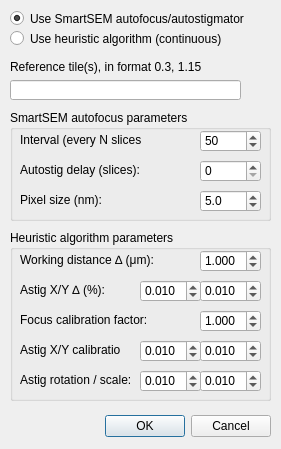
Before: the Qt Designer form gui/autofocus_settings_dlg.ui in SBEMimage/SBEMimage, drawn with Qt 5.
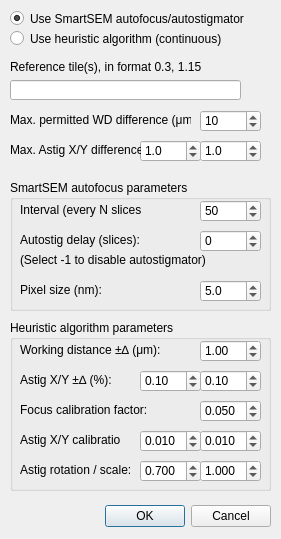
After: the same form once the commit is applied.

```diff
--- a/gui/autofocus_settings_dlg.ui
+++ b/gui/autofocus_settings_dlg.ui
@@ -10,7 +10,7 @@
     <x>0</x>
     <y>0</y>
     <width>281</width>
-    <height>449</height>
+    <height>539</height>
    </rect>
   </property>
   <property name="windowTitle">
@@ -23,7 +23,7 @@
    <property name="geometry">
     <rect>
      <x>80</x>
-     <y>410</y>
+     <y>500</y>
      <width>191</width>
      <height>32</height>
     </rect>
@@ -84,7 +84,7 @@
    <property name="geometry">
     <rect>
      <x>10</x>
-     <y>230</y>
+     <y>320</y>
      <width>261</width>
      <height>171</height>
     </rect>
@@ -102,7 +102,7 @@
      </rect>
     </property>
     <property name="decimals">
-     <number>3</number>
+     <number>2</number>
     </property>
     <property name="maximum">
      <double>2.000000000000000</double>
@@ -111,7 +111,7 @@
      <double>0.010000000000000</double>
     </property>
     <property name="value">
-     <double>0.010000000000000</double>
+     <double>0.100000000000000</double>
     </property>
    </widget>
    <widget class="QDoubleSpinBox" name="doubleSpinBox_wdDiff">
@@ -124,7 +124,7 @@
      </rect>
     </property>
     <property name="decimals">
-     <number>3</number>
+     <number>2</number>
     </property>
     <property name="minimum">
      <double>0.100000000000000</double>
@@ -146,7 +146,7 @@
      </rect>
     </property>
     <property name="text">
-     <string>Astig X/Y ∆ (%):</string>
+     <string>Astig X/Y ±∆ (%):</string>
     </property>
    </widget>
    <widget class="QLabel" name="label_fdp">
@@ -159,7 +159,7 @@
      </rect>
     </property>
     <property name="text">
-     <string>Working distance ∆ (μm):</string>
+     <string>Working distance ±∆ (μm):</string>
     </property>
    </widget>
    <widget class="QDoubleSpinBox" name="doubleSpinBox_stigYDiff">
@@ -172,7 +172,7 @@
      </rect>
     </property>
     <property name="decimals">
-     <number>3</number>
+     <number>2</number>
     </property>
     <property name="maximum">
      <double>2.000000000000000</double>
@@ -181,7 +181,7 @@
      <double>0.010000000000000</double>
     </property>
     <property name="value">
-     <double>0.010000000000000</double>
+     <double>0.100000000000000</double>
     </property>
    </widget>
    <widget class="QDoubleSpinBox" name="doubleSpinBox_focusCalib">
@@ -197,14 +197,17 @@
      <number>3</number>
     </property>
     <property name="minimum">
-     <double>0.100000000000000</double>
+     <double>0.001000000000000</double>
     </property>
     <property name="maximum">
-     <double>5.000000000000000</double>
-    </property>
-    <property name="value">
      <double>1.000000000000000</double>
     </property>
+    <property name="singleStep">
+     <double>0.010000000000000</double>
+    </property>
+    <property name="value">
+     <double>0.050000000000000</double>
+    </property>
    </widget>
    <widget class="QLabel" name="label_fdp_5">
     <property name="geometry">
@@ -231,8 +234,11 @@
     <property name="decimals">
      <number>3</number>
     </property>
+    <property name="minimum">
+     <double>0.000000000000000</double>
+    </property>
     <property name="maximum">
-     <double>2.000000000000000</double>
+     <double>1.000000000000000</double>
     </property>
     <property name="singleStep">
      <double>0.010000000000000</double>
@@ -266,8 +272,11 @@
     <property name="decimals">
      <number>3</number>
     </property>
+    <property name="minimum">
+     <double>0.000000000000000</double>
+    </property>
     <property name="maximum">
-     <double>2.000000000000000</double>
+     <double>1.000000000000000</double>
     </property>
     <property name="singleStep">
      <double>0.010000000000000</double>
@@ -289,13 +298,13 @@
      <number>3</number>
     </property>
     <property name="maximum">
-     <double>2.000000000000000</double>
+     <double>6.283000000000000</double>
     </property>
     <property name="singleStep">
      <double>0.010000000000000</double>
     </property>
     <property name="value">
-     <double>0.010000000000000</double>
+     <double>0.700000000000000</double>
     </property>
    </widget>
    <widget class="QLabel" name="label_axp_3">
@@ -323,6 +332,9 @@
     <property name="decimals">
      <number>3</number>
     </property>
+    <property name="minimum">
+     <double>0.100000000000000</double>
+    </property>
     <property name="maximum">
      <double>2.000000000000000</double>
     </property>
@@ -330,7 +342,7 @@
      <double>0.010000000000000</double>
     </property>
     <property name="value">
-     <double>0.010000000000000</double>
+     <double>1.000000000000000</double>
     </property>
    </widget>
   </widget>
@@ -338,9 +350,9 @@
    <property name="geometry">
     <rect>
      <x>10</x>
-     <y>110</y>
+     <y>180</y>
      <width>261</width>
-     <height>111</height>
+     <height>131</height>
     </rect>
    </property>
    <property name="title">
@@ -350,7 +362,7 @@
     <property name="geometry">
      <rect>
       <x>190</x>
-      <y>80</y>
+      <y>100</y>
       <width>61</width>
       <height>22</height>
      </rect>
@@ -372,7 +384,7 @@
     <property name="geometry">
      <rect>
       <x>10</x>
-      <y>80</y>
+      <y>100</y>
       <width>111</width>
       <height>20</height>
      </rect>
@@ -426,7 +438,7 @@
      </rect>
     </property>
     <property name="minimum">
-     <number>0</number>
+     <number>-1</number>
     </property>
     <property name="maximum">
      <number>100</number>
@@ -445,6 +457,19 @@
      <string>Autostig delay (slices):</string>
     </property>
    </widget>
+   <widget class="QLabel" name="label_fdp_6">
+    <property name="geometry">
+     <rect>
+      <x>10</x>
+      <y>70</y>
+      <width>241</width>
+      <height>20</height>
+     </rect>
+    </property>
+    <property name="text">
+     <string>(Select -1 to disable autostigmator)</string>
+    </property>
+   </widget>
   </widget>
   <widget class="QLineEdit" name="lineEdit_refTiles">
    <property name="geometry">
@@ -456,6 +481,104 @@
     </rect>
    </property>
   </widget>
+  <widget class="QDoubleSpinBox" name="doubleSpinBox_maxStigXDiff">
+   <property name="geometry">
+    <rect>
+     <x>140</x>
+     <y>140</y>
+     <width>61</width>
+     <height>22</height>
+    </rect>
+   </property>
+   <property name="decimals">
+    <number>1</number>
+   </property>
+   <property name="minimum">
+    <double>0.100000000000000</double>
+   </property>
+   <property name="maximum">
+    <double>9.900000000000000</double>
+   </property>
+   <property name="singleStep">
+    <double>0.100000000000000</double>
+   </property>
+   <property name="value">
+    <double>1.000000000000000</double>
+   </property>
+  </widget>
+  <widget class="QLabel" name="label_fdp_7">
+   <property name="geometry">
+    <rect>
+     <x>10</x>
+     <y>110</y>
+     <width>181</width>
+     <height>20</height>
+    </rect>
+   </property>
+   <property name="text">
+    <string>Max. permitted WD difference (μm):</string>
+   </property>
+  </widget>
+  <widget class="QDoubleSpinBox" name="doubleSpinBox_maxStigYDiff">
+   <property name="geometry">
+    <rect>
+     <x>200</x>
+     <y>140</y>
+     <width>61</width>
+     <height>22</height>
+    </rect>
+   </property>
+   <property name="decimals">
+    <number>1</number>
+   </property>
+   <property name="minimum">
+    <double>0.100000000000000</double>
+   </property>
+   <property name="maximum">
+    <double>9.900000000000000</double>
+   </property>
+   <property name="singleStep">
+    <double>0.100000000000000</double>
+   </property>
+   <property name="value">
+    <double>1.000000000000000</double>
+   </property>
+  </widget>
+  <widget class="QLabel" name="label_axp_4">
+   <property name="geometry">
+    <rect>
+     <x>10</x>
+     <y>140</y>
+     <width>131</width>
+     <height>20</height>
+    </rect>
+   </property>
+   <property name="text">
+    <string>Max. Astig X/Y difference:</string>
+   </property>
+  </widget>
+  <widget class="QDoubleSpinBox" name="doubleSpinBox_maxWDDiff">
+   <property name="geometry">
+    <rect>
+     <x>200</x>
+     <y>110</y>
+     <width>61</width>
+     <height>22</height>
+    </rect>
+   </property>
+   <property name="decimals">
+    <number>0</number>
+   </property>
+   <property name="minimum">
+    <double>1.000000000000000</double>
+   </property>
+   <property name="maximum">
+    <double>999.000000000000000</double>
+   </property>
+   <property name="value">
+    <double>10.000000000000000</double>
+   </property>
+  </widget>
  </widget>
  <tabstops>
   <tabstop>radioButton_useSmartSEM</tabstop>
```
Left out of the diff: 6 changed lines with no effect on the pictures.
